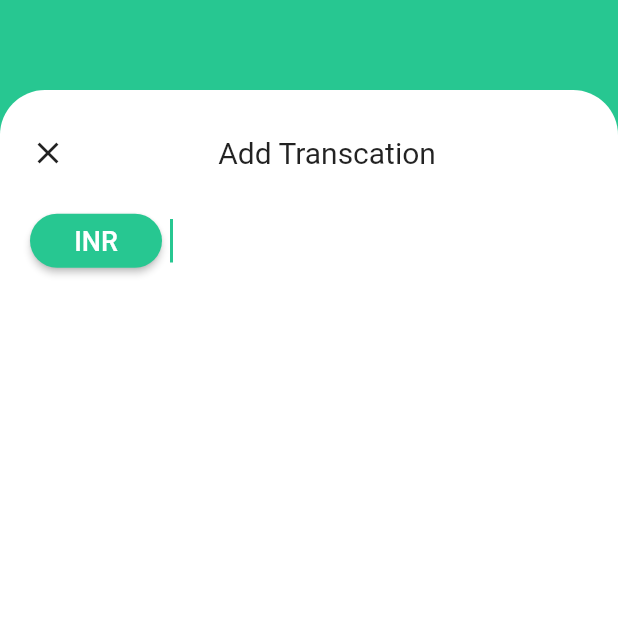
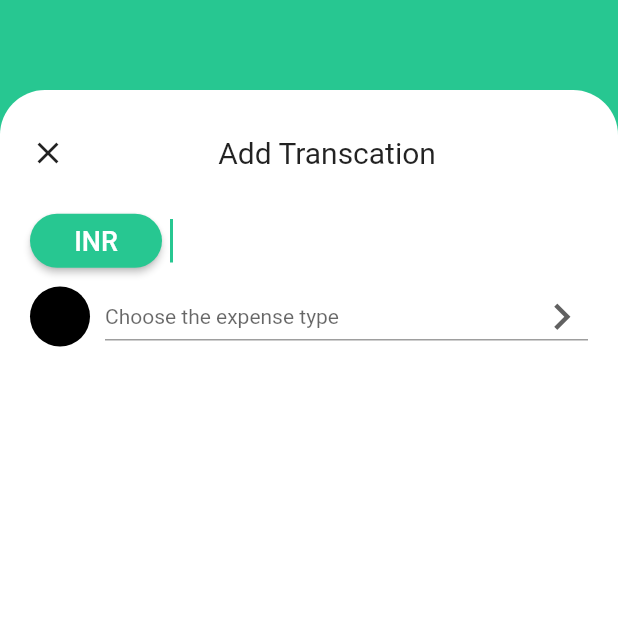
Before and after one commit to keertirajmalik/Pocket-Friend, a Flutter app: the screen it shows after launch, on a phone screen of 412 x 824 dp, the top half of it. Run offline on Flutter 3.47's test engine with Material 2 defaults, Android fonts, the phone set to English and light mode, and no system bars.

Commit message:
Drop down list to selecte the expense type

```diff
--- a/lib/screens/add_transaction_screen.dart
+++ b/lib/screens/add_transaction_screen.dart
@@ -63,6 +63,43 @@ class AddTransactionScreen extends StatelessWidget {
                       ),
                     ],
                   ),
+                  Row(
+                    children: [
+                      CircleAvatar(
+                        backgroundColor: Colors.black,
+                      ),
+                      SizedBox(width: 10.0),
+                      Expanded(
+                        child: DropdownButton<String>(
+                          // value: dropdownValue,
+                          hint: Text('Choose the expense type'),
+                          icon: Icon(
+                            Icons.keyboard_arrow_right,
+                          ),
+                          iconSize: 35.0,
+                          elevation: 16,
+                          isExpanded: true,
+                          style: TextStyle(color: Color(0xff27c791)),
+                          underline: Container(
+                            height: 1.0,
+                            color: Colors.grey,
+                          ),
+                          onChanged: (String newValue) {
+                            // setState(() {
+                            //   dropdownValue = newValue;
+                            // });
+                          },
+                          items: <String>['One', 'Two', 'Free', 'Four']
+                              .map<DropdownMenuItem<String>>((String value) {
+                            return DropdownMenuItem<String>(
+                              value: value,
+                              child: Text(value),
+                            );
+                          }).toList(),
+                        ),
+                      ),
+                    ],
+                  ),
                 ],
               ),
             ),
```
